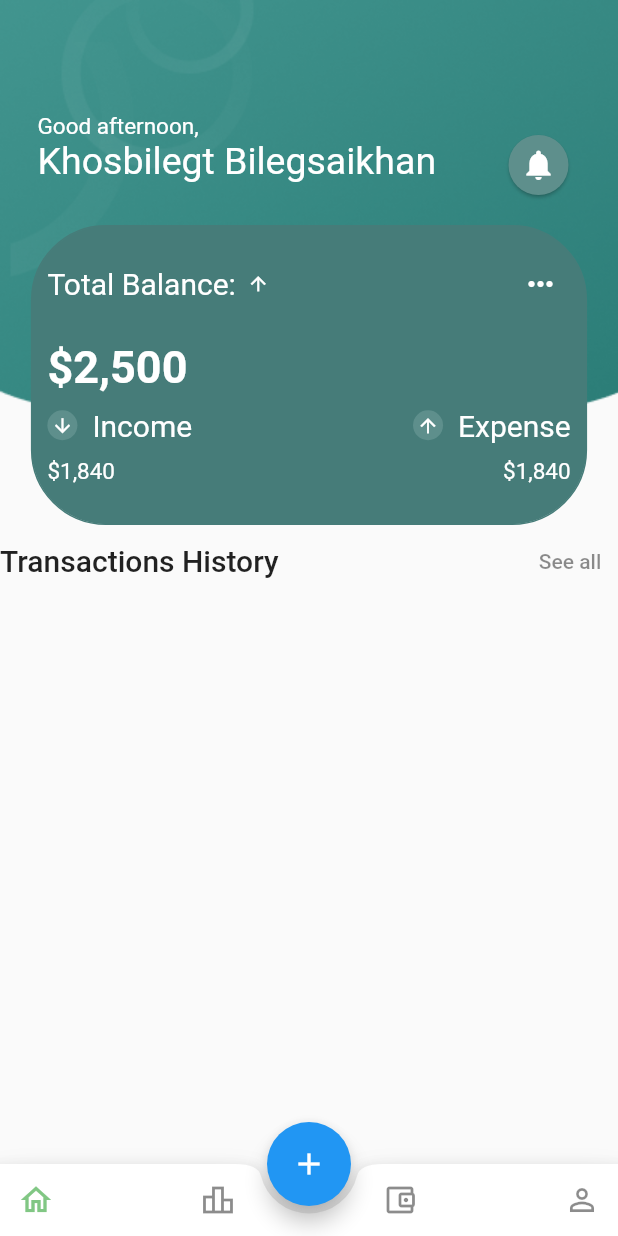
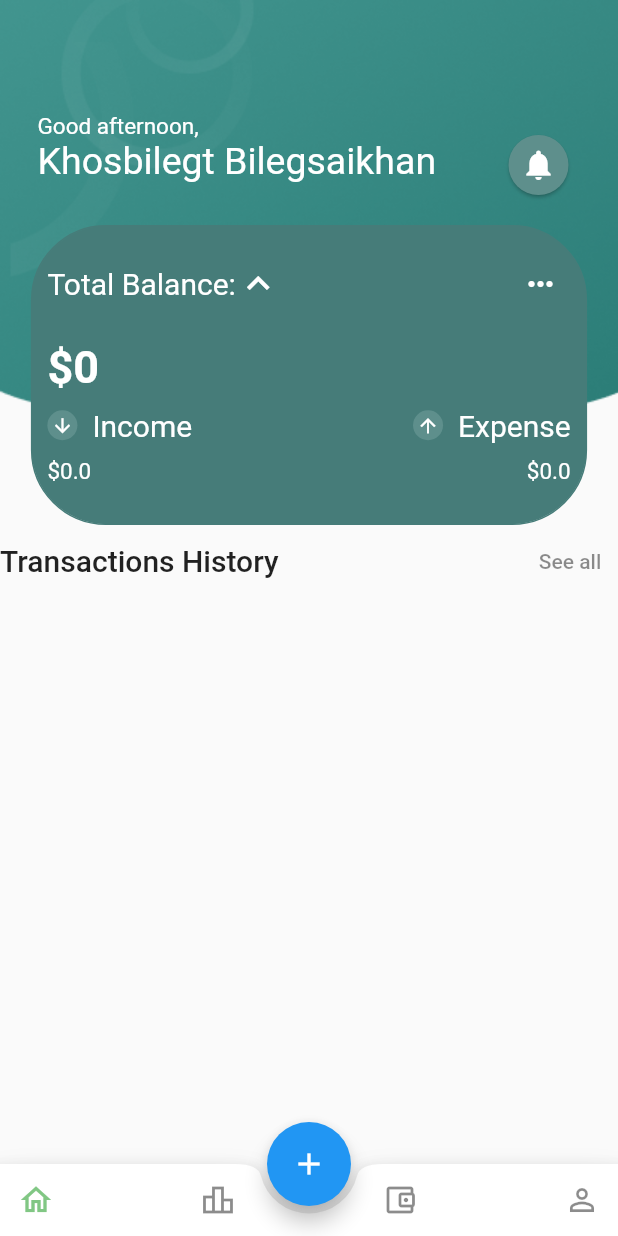
Before and after one commit to khosbilegt/TransactionsApp, a Flutter app: the screen it shows after launch, after a tap on the "arrow upward" icon, on a phone screen of 412 x 824 dp. Run offline on Flutter 3.47's test engine with Material 2 defaults, Android fonts, the phone set to English and light mode, and no system bars; drawn by our look-alikes of carousel_slider; our stand-ins replace cloud_firestore, dotted_border, firebase_core, shared_preferences; accounts and stored records are empty.

Commit message:
added income, total balance and expense

```diff
--- a/lib/home.dart
+++ b/lib/home.dart
@@ -17,10 +17,11 @@ class _HomePageState extends State<HomePage> {
   final Color balanceCardColor = const Color.fromRGBO(70, 124, 121, 1);
   final Color helloCardColor = const Color.fromRGBO(77, 135, 131, 1);
   final List<Widget> transactions = [];
-  bool hasReceived = false;
+  bool hasReceivedTransactions = false;
+  bool hasReceivedBalance = false;
 
   Future getTransactions() async {
-    if(!hasReceived) {
+    if(!hasReceivedTransactions) {
       transactions.clear();
       WidgetsFlutterBinding.ensureInitialized();
       var db = FirebaseFirestore.instance;
@@ -55,20 +56,52 @@ class _HomePageState extends State<HomePage> {
         DateTime bDate = DateTime.parse((b as TransactionWidget).date.split("/").reversed.join());
         return bDate.compareTo(aDate);
       });
+      transactions.removeRange(6, transactions.length);
+      calculateIncomeExpense();
       for (int i = 1; i < transactions.length; i += 2) {
         transactions.insert(i, const SizedBox(height: 10));
       }
-      transactions.removeRange(12, transactions.length);
       setState(() {
-        hasReceived = true;
+        hasReceivedTransactions = true;
         print("got transactions");
       });
+    }
+  }
+
+  double income = 0;
+  double expense = 0;
+  void calculateIncomeExpense() {
+    for(int i = 0; i < transactions.length; i++) {
+      double amount = (transactions[i] as TransactionWidget).getAmount;
+      if(amount > 0) {
+        income += amount;
+      } else {
+        expense += amount.abs();
+      }
+    }
+    print(income);
+    print(expense);
+  }
+
+  var balance = 0;
+  Future getBalance() async {
+    if(!hasReceivedBalance) {
+      var db = FirebaseFirestore.instance;
+      DocumentReference docRef = db.collection('user').doc('archerdoc13@gmail.com');
+      DocumentSnapshot doc = await docRef.get();
+      if (doc.exists) {
+        setState(() {
+          balance = int.parse(doc["balance"]);
+          hasReceivedBalance = true;
+        });
+      }
     }
   }
 
   @override
   Widget build(BuildContext context) {
     getTransactions();
+    getBalance();
 
     return SingleChildScrollView(
       child: Stack(
@@ -140,13 +173,13 @@ class _HomePageState extends State<HomePage> {
                 width: 30,
                 height: 30,
                 child: FloatingActionButton(
-                  heroTag: null,
+                  heroTag: "fdfdwwr",
                   onPressed: (){},
                   backgroundColor: Colors.white.withOpacity(0),
                   elevation: 0,
                   child: const Icon(
-                    Icons.arrow_upward,
-                    size: 15,
+                    Icons.keyboard_arrow_up,
+                    size: 30,
                   )
                 ),
               ),
@@ -168,12 +201,12 @@ class _HomePageState extends State<HomePage> {
   }
 
   Widget totalBalanceAmount() {
-    return const Padding(
+    return Padding(
       padding: EdgeInsets.only(left: 10),
       child: Text(
-        "\$2,500",
+        "\$$balance",
         textAlign: TextAlign.start,
-        style: TextStyle(
+        style: const TextStyle(
           color: Colors.white,
           fontWeight: FontWeight.bold,
           fontSize: 30,
@@ -209,8 +242,8 @@ class _HomePageState extends State<HomePage> {
             ],
           ),
           const SizedBox(height: 10),
-          const Text(
-            "\$1,840",
+          Text(
+            "\$$income",
             style: TextStyle(fontSize: 15, color: Colors.white),
           ),
         ],
@@ -245,8 +278,8 @@ class _HomePageState extends State<HomePage> {
             ],
           ),
           const SizedBox(height: 10),
-          const Text(
-            "\$1,840",
+          Text(
+            "\$$expense",
             style: TextStyle(fontSize: 15, color: Colors.white),
           ),
         ],
--- a/lib/transaction.dart
+++ b/lib/transaction.dart
@@ -16,7 +16,7 @@ class TransactionWidget extends StatefulWidget {
   final double amount;
 
   String get getDate => date;
-
+  double get getAmount => amount;
 
   @override
   State<TransactionWidget> createState() => _TransactionWidgetState();
--- a/lib/wallet.dart
+++ b/lib/wallet.dart
@@ -22,10 +22,11 @@ class _WalletWidgetState extends State<WalletWidget> {
   Color mainColor = const Color.fromRGBO(94, 143, 140, 1);
   bool isConnect = false;
   final List<Widget> transactions = [];
-  bool hasReceived = false;
+  bool hasReceivedTransactions = false;
+  bool hasReceivedBalance = false;
 
   Future getTransactions() async {
-    if(!hasReceived) {
+    if(!hasReceivedTransactions) {
       transactions.clear();
       WidgetsFlutterBinding.ensureInitialized();
       var db = FirebaseFirestore.instance;
@@ -57,15 +58,32 @@ class _WalletWidgetState extends State<WalletWidget> {
         }
       }
       setState(() {
-        hasReceived = true;
+        hasReceivedTransactions = true;
         print("got transactions");
       });
+    }
+  }
+
+  var balance = 0;
+  Future getBalance() async {
+    if(!hasReceivedBalance) {
+      var db = FirebaseFirestore.instance;
+      DocumentReference docRef = db.collection('user').doc('archerdoc13@gmail.com');
+      DocumentSnapshot doc = await docRef.get();
+      if (doc.exists) {
+        setState(() {
+          balance = int.parse(doc["balance"]);
+          print(balance);
+          hasReceivedBalance = true;
+        });
+      }
     }
   }
 
   @override
   Widget build(BuildContext context) {
     getTransactions();
+    getBalance();
 
     return Scaffold(
       extendBodyBehindAppBar: true,
@@ -148,15 +166,15 @@ class _WalletWidgetState extends State<WalletWidget> {
 
   Widget totalBalance() {
     return Column(
-      children: const [
-        Text(
+      children: [
+        const Text(
           "Total Balance",
           style: TextStyle(fontSize: 15, color: Colors.black54)
         ),
         SizedBox(height: 10),
         Text(
-          "\$2,548.00",
-          style: TextStyle(fontSize: 30, color: Colors.black, fontWeight: FontWeight.bold)
+          "\$$balance.00",
+          style: const TextStyle(fontSize: 30, color: Colors.black, fontWeight: FontWeight.bold)
         )
       ],
     );
@@ -176,6 +194,7 @@ class _WalletWidgetState extends State<WalletWidget> {
       mainAxisAlignment: MainAxisAlignment.center,
       children: [
         FloatingActionButton(
+          heroTag: "adfvdfvd",
           elevation: 0,
           backgroundColor: Colors.white,
           onPressed: () {
@@ -187,6 +206,7 @@ class _WalletWidgetState extends State<WalletWidget> {
         ),
         const SizedBox(width: 25),
         FloatingActionButton(
+          heroTag: "adfvdfvderer",
           elevation: 0,
           backgroundColor: Colors.white,
           onPressed: (){},
@@ -195,6 +215,7 @@ class _WalletWidgetState extends State<WalletWidget> {
         ),
         const SizedBox(width: 25),
         FloatingActionButton(
+          heroTag: "adfvdfvdvvcc",
           elevation: 0,
           onPressed: (){},
           backgroundColor: Colors.white,
```
